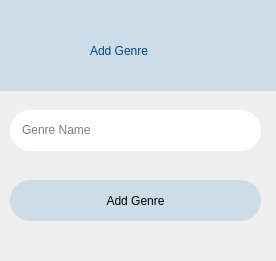
The window that Ui_Files/add_genre.ui (edejeed/Movie-Ticketing) describes before a commit, drawn with Qt 5.
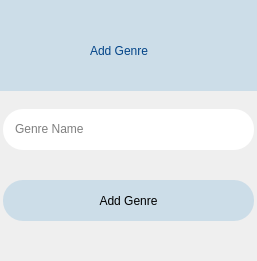
The same window after the commit. Icons and pictures are not drawn.

```diff
--- a/Ui_Files/add_genre.ui
+++ b/Ui_Files/add_genre.ui
@@ -6,7 +6,7 @@
    <rect>
     <x>0</x>
     <y>0</y>
-    <width>276</width>
+    <width>257</width>
     <height>261</height>
    </rect>
   </property>
@@ -109,8 +109,8 @@
    <widget class="QWidget" name="rect1" native="true">
     <property name="geometry">
      <rect>
-      <x>10</x>
-      <y>110</y>
+      <x>3</x>
+      <y>109</y>
       <width>251</width>
       <height>41</height>
      </rect>
@@ -144,7 +144,7 @@
    <widget class="QPushButton" name="addGenreButton">
     <property name="geometry">
      <rect>
-      <x>10</x>
+      <x>3</x>
       <y>180</y>
       <width>251</width>
       <height>41</height>
```
